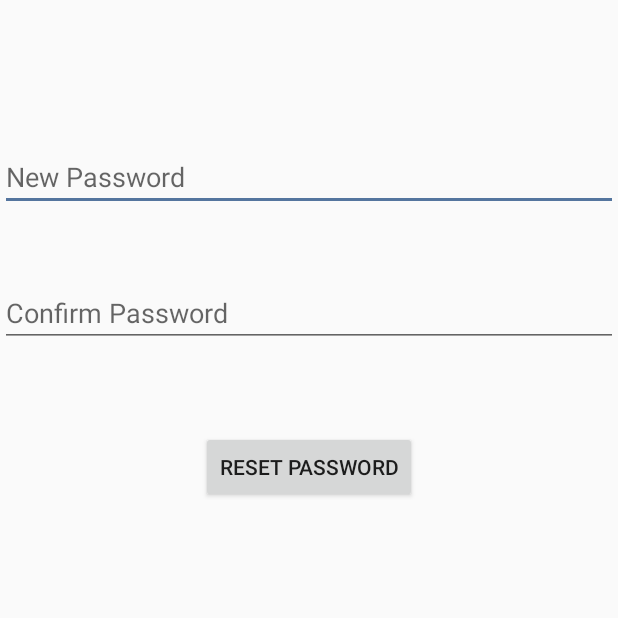
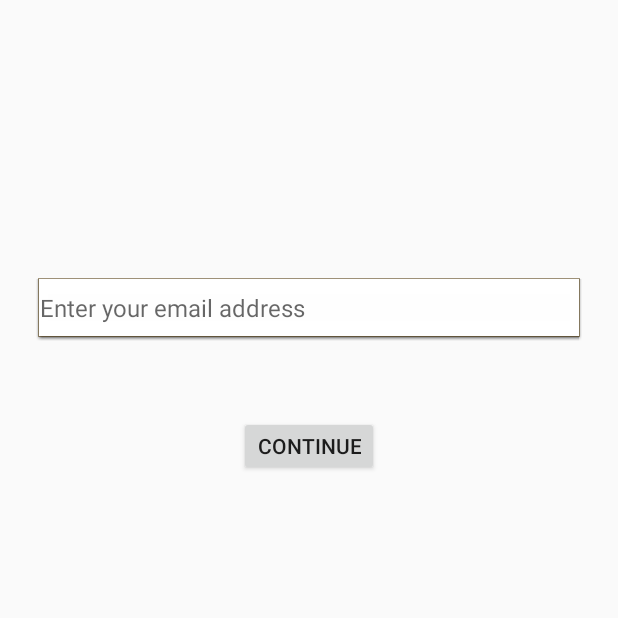
Before and after one commit to husnain446/student-service, an Android app: the screen it shows after launch (ForgetPasswordActivity before the commit, EmailActivity after it), after a tap on "forget password ?", on a phone screen of 412 x 824 dp, the top half of it. Run offline under Robolectric (Android 15) with nearby library versions, the phone set to English and light mode, and no system bars; 1 other tap on this screen came first.

Commit message:
minor changes

```diff
--- a/app/src/main/AndroidManifest.xml
+++ b/app/src/main/AndroidManifest.xml
@@ -24,6 +24,7 @@
         </activity>
         <activity android:name=".LoginActivity"/>
         <activity android:name=".ForgetPasswordActivity"/>
+        <activity android:name=".EmailActivity"/>
         <meta-data
             android:name="com.google.android.geo.API_KEY"
             android:value="@string/google_maps_key" />
--- /dev/null
+++ b/app/src/main/java/com/byteshaft/studentservice/EmailActivity.java
@@ -0,0 +1,61 @@
+package com.byteshaft.studentservice;
+
+import android.app.Activity;
+import android.content.Intent;
+import android.os.Bundle;
+import android.text.Editable;
+import android.text.TextWatcher;
+import android.view.View;
+import android.widget.Button;
+import android.widget.EditText;
+import android.widget.Toast;
+
+
+public class EmailActivity extends Activity implements View.OnClickListener {
+
+    private EditText emailAddress;
+    private Button continueButton;
+    private String email;
+    private String emailPattern = "^[_A-Za-z0-9-]+(\\.[_A-Za-z0-9-]+)*@[A-Za-z0-9]+(\\.[A-Za-z0-9]+)*(\\.[A-Za-z]{2,})$";
+
+    @Override
+    protected void onCreate(Bundle savedInstanceState) {
+        super.onCreate(savedInstanceState);
+        setContentView(R.layout.email_conformation);
+
+        emailAddress = (EditText) findViewById(R.id.et_email);
+        continueButton = (Button) findViewById(R.id.continue_button);
+        continueButton.setOnClickListener(this);
+        email = emailAddress.getText().toString().trim();
+        emailAddress.addTextChangedListener(new TextWatcher() {
+            @Override
+            public void beforeTextChanged(CharSequence s, int start, int count, int after) {
+
+            }
+
+            @Override
+            public void onTextChanged(CharSequence s, int start, int before, int count) {
+
+            }
+
+            @Override
+            public void afterTextChanged(Editable s) {
+                if (email.matches(emailPattern) && s.length() > 0) {
+                    Toast.makeText(AppGlobals.getContext(), "valid Email", Toast.LENGTH_SHORT).show();
+                }
+
+            }
+        });
+    }
+
+    @Override
+    public void onClick(View v) {
+        switch (v.getId()) {
+            case R.id.continue_button:
+                Intent intent = new Intent(AppGlobals.getContext(), ForgetPasswordActivity.class);
+                startActivity(intent);
+                Toast.makeText(AppGlobals.getContext(), "Email has been sent", Toast.LENGTH_SHORT).show();
+                break;
+        }
+    }
+}
--- a/app/src/main/java/com/byteshaft/studentservice/ForgetPasswordActivity.java
+++ b/app/src/main/java/com/byteshaft/studentservice/ForgetPasswordActivity.java
@@ -3,12 +3,18 @@ package com.byteshaft.studentservice;
 
 import android.app.Activity;
 import android.os.Bundle;
+import android.view.View;
 
-public class ForgetPasswordActivity extends Activity {
+public class ForgetPasswordActivity extends Activity implements View.OnClickListener{
 
     @Override
     protected void onCreate(Bundle savedInstanceState) {
         super.onCreate(savedInstanceState);
         setContentView(R.layout.forget_password_activity);
     }
-}
+
+    @Override
+    public void onClick(View v) {
+
+        }
+    }
--- a/app/src/main/java/com/byteshaft/studentservice/LoginActivity.java
+++ b/app/src/main/java/com/byteshaft/studentservice/LoginActivity.java
@@ -70,7 +70,7 @@ public class LoginActivity extends Activity implements View.OnClickListener {
                 login();
                 break;
             case R.id.forget_password:
-                Intent intent = new Intent(AppGlobals.getContext(), ForgetPasswordActivity.class);
+                Intent intent = new Intent(AppGlobals.getContext(), EmailActivity.class);
                 startActivity(intent);
                 break;
         }
--- /dev/null
+++ b/app/src/main/res/layout/email_conformation.xml
@@ -0,0 +1,30 @@
+<?xml version="1.0" encoding="utf-8"?>
+<RelativeLayout xmlns:android="http://schemas.android.com/apk/res/android"
+    android:layout_width="match_parent"
+    android:layout_height="match_parent"
+    android:paddingLeft="24dp"
+    android:paddingRight="24dp"
+    android:paddingTop="140dp">
+
+    <EditText
+        android:hint="Enter your email address"
+        android:layout_width="match_parent"
+        android:layout_height="42dp"
+        android:textSize="16dp"
+        android:background="@android:drawable/editbox_dropdown_light_frame"
+        android:layout_below="@+id/editText"
+        android:layout_alignParentLeft="true"
+        android:layout_alignParentStart="true"
+        android:layout_marginTop="45dp"
+        android:id="@+id/et_email" />
+
+    <Button
+        android:id="@+id/continue_button"
+        android:text="continue"
+        android:layout_width="wrap_content"
+        android:layout_height="40dp"
+        android:layout_below="@+id/et_email"
+        android:layout_centerHorizontal="true"
+        android:layout_marginTop="50dp" />
+
+</RelativeLayout>
```
Also changed, not shown: app/src/main/res/layout/forget_password_activity.xml (+21 -3 lines), app/src/main/res/layout/login_activity.xml (+7 -5 lines).
